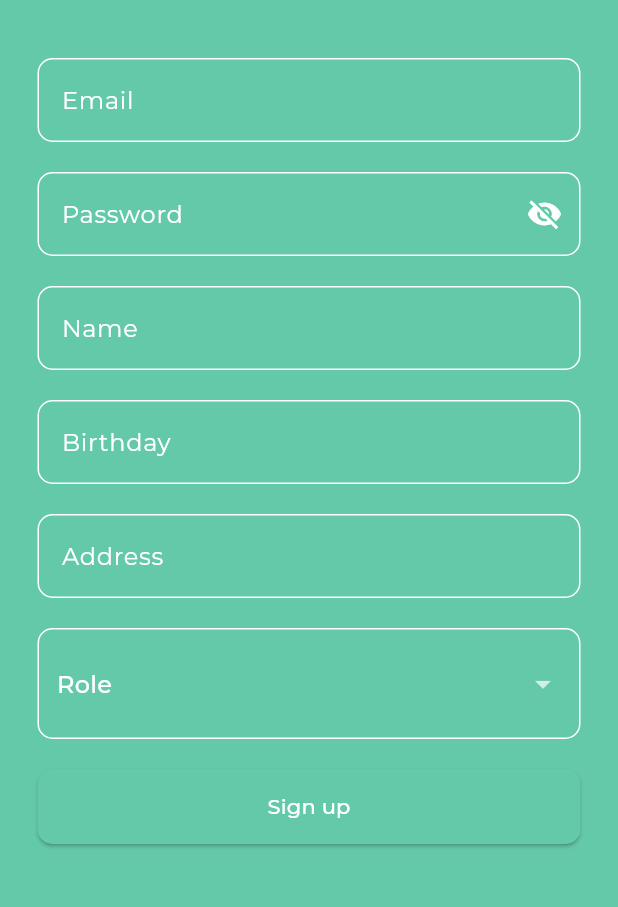
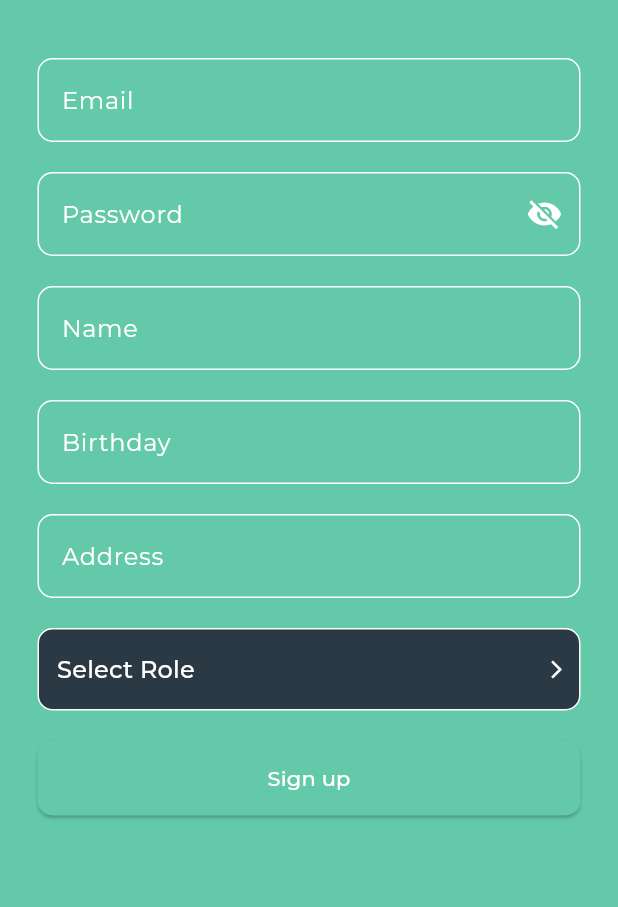
Before and after one commit to pedroramirezneira/enlightfrontend, a Flutter app: the SignUp screen opened directly, on a phone screen of 412 x 824 dp, the part 221-1128 px from its top. Run offline on Flutter 3.47's test engine with Material 3 defaults, Android fonts, the phone set to English and light mode, and no system bars; drawn by our look-alikes of dropdown_button2; our stand-ins replace awesome_snackbar_content, flutter_dotenv, flutter_secure_storage, google_fonts, image_picker, shared_preferences; accounts and stored records are empty.

Commit message:
new dropdown

```diff
--- a/lib/pages/sign_up.dart
+++ b/lib/pages/sign_up.dart
@@ -1,5 +1,5 @@
 import 'package:awesome_snackbar_content/awesome_snackbar_content.dart';
-import 'package:enlight/components/enlight_dropdown_button.dart';
+import 'package:dropdown_button2/dropdown_button2.dart';
 import 'package:enlight/components/enlight_form_submission_button.dart';
 import 'package:enlight/components/enlight_loading_indicator.dart';
 import 'package:enlight/components/enlight_text_form_field.dart';
@@ -23,7 +23,12 @@ class _SignUpState extends State<SignUp> {
   late final TextEditingController birthdayController;
   late final TextEditingController addressController;
   var loading = false;
-  var dropdownValue = "Role";
+  final List<String> items = [
+    'Teacher',
+    'Student',
+  ];
+  String? selectedValue;
+  late String role;
 
   @override
   void initState() {
@@ -92,7 +97,6 @@ class _SignUpState extends State<SignUp> {
                                   password: true,
                                 ),
                                 EnlightTextFormField(
-
                                   text: "Name",
                                   controller: nameController,
                                 ),
@@ -105,18 +109,98 @@ class _SignUpState extends State<SignUp> {
                                   text: "Address",
                                   controller: addressController,
                                 ),
-                                EnlightDropdownButton(
-                                  value: dropdownValue,
-                                  text: "Role",
-                                  items: const <String>[
-                                    "Student",
-                                    "Teacher",
-                                  ],
-                                  onChanged: (value) {
-                                    setState(() {
-                                      dropdownValue = value!;
-                                    });
-                                  },
+                                Center(
+                                  child: DropdownButtonHideUnderline(
+                                    child: Padding(
+                                      padding: const EdgeInsets.all(10),
+                                      child: DropdownButton2<String>(
+                                        isExpanded: true,
+                                        hint: const Row(
+                                          children: [
+                                            SizedBox(
+                                              width: 4,
+                                            ),
+                                            Expanded(
+                                              child: Text(
+                                                'Select Role',
+                                                style: TextStyle(
+                                                  color: Colors.white,
+                                                ),
+                                                overflow: TextOverflow.ellipsis,
+                                              ),
+                                            ),
+                                          ],
+                                        ),
+                                        items: items
+                                            .map((String item) =>
+                                                DropdownMenuItem<String>(
+                                                  value: item,
+                                                  child: Text(
+                                                    item,
+                                                    style: const TextStyle(
+                                                      color: Colors.white,
+                                                    ),
+                                                    overflow:
+                                                        TextOverflow.ellipsis,
+                                                  ),
+                                                ))
+                                            .toList(),
+                                        value: selectedValue,
+                                        onChanged: (String? value) {
+                                          setState(() {
+                                            selectedValue = value!;
+                                          });
+                                        },
+                                        buttonStyleData: ButtonStyleData(
+                                          height: 55,
+                                          width: double.infinity,
+                                          padding: const EdgeInsets.all(8),
+                                          decoration: BoxDecoration(
+                                            borderRadius:
+                                                BorderRadius.circular(10),
+                                            border: Border.all(
+                                              color: Colors.white,
+                                            ),
+                                            color: const Color.fromARGB(
+                                                255, 43, 57, 68),
+                                          ),
+                                        ),
+                                        iconStyleData: const IconStyleData(
+                                          icon: Icon(
+                                            Icons.arrow_forward_ios_outlined,
+                                          ),
+                                          iconSize: 14,
+                                          iconEnabledColor: Colors.white,
+                                          iconDisabledColor: Colors.grey,
+                                        ),
+                                        dropdownStyleData: DropdownStyleData(
+                                          maxHeight: 200,
+                                          width: 200,
+                                          decoration: BoxDecoration(
+                                            borderRadius:
+                                                BorderRadius.circular(14),
+                                            color: const Color.fromARGB(
+                                                255, 43, 57, 68),
+                                          ),
+                                          offset: const Offset(150, 0),
+                                          scrollbarTheme: ScrollbarThemeData(
+                                            radius: const Radius.circular(40),
+                                            thickness: MaterialStateProperty
+                                                .all<double>(6),
+                                            thumbVisibility:
+                                                MaterialStateProperty.all<bool>(
+                                                    true),
+                                          ),
+                                        ),
+                                        menuItemStyleData:
+                                            const MenuItemStyleData(
+                                          height: 40,
+                                          padding: EdgeInsets.only(
+                                              left: 14, right: 14),
+                                        ),
+                                      ),
+                                    ),
+                                  ),
                                 ),
                                 EnlightFormSubmissionButton(
                                   text: "Sign up",
@@ -141,7 +225,7 @@ class _SignUpState extends State<SignUp> {
   }
 
   void _onPressed() {
-    if (dropdownValue == "Role") {
+    if (selectedValue == "") {
       ScaffoldMessenger.of(context).showSnackBar(
         SnackBar(
           content: AwesomeSnackbarContent(
@@ -152,6 +236,12 @@ class _SignUpState extends State<SignUp> {
         ),
       );
       return;
+    } else {
+      if (selectedValue == "Teacher") {
+        role = "teacher";
+      } else {
+        role = "student";
+      }
     }
     setState(() {
       loading = true;
@@ -162,7 +252,7 @@ class _SignUpState extends State<SignUp> {
       name: nameController.text,
       birthday: birthdayController.text,
       address: addressController.text,
-      role: dropdownValue.toLowerCase(),
+      role: role,
     ).then((code) {
       setState(() {
         loading = false;
--- a/pubspec.yaml
+++ b/pubspec.yaml
@@ -43,6 +43,7 @@ dependencies:
   cached_network_image: ^3.3.1
   image_picker: ^1.0.8
   google_fonts: ^6.2.1
+  dropdown_button2: ^2.3.9
 
 dev_dependencies:
   flutter_test:
```
Also changed, not shown: pubspec.lock.
